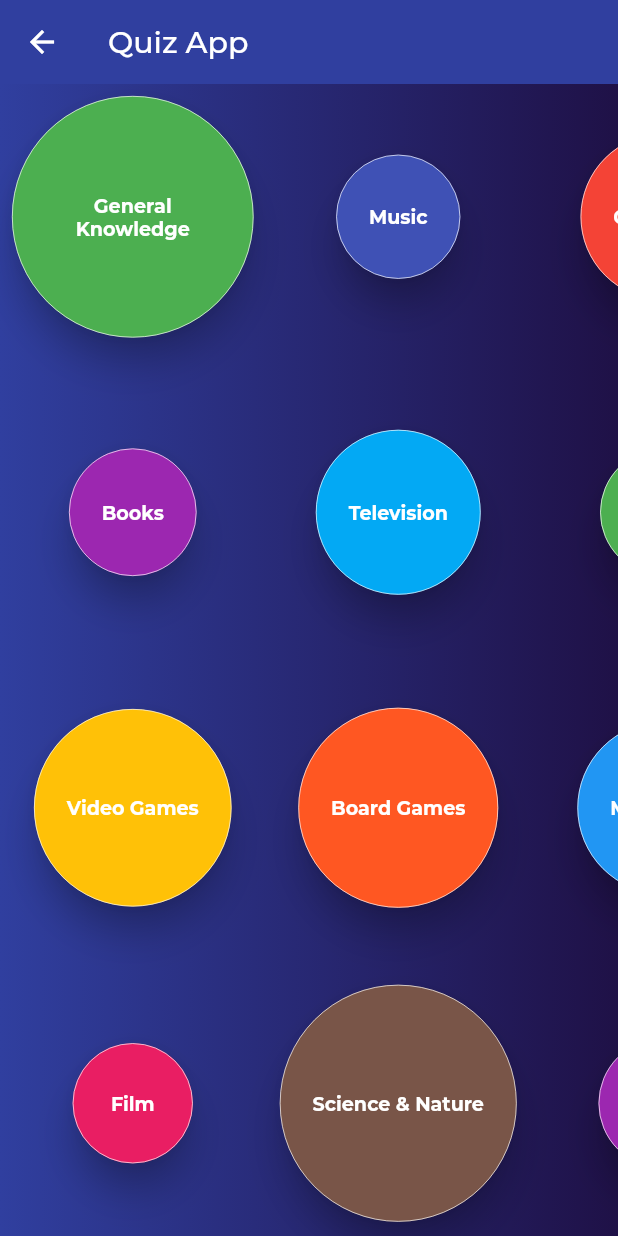
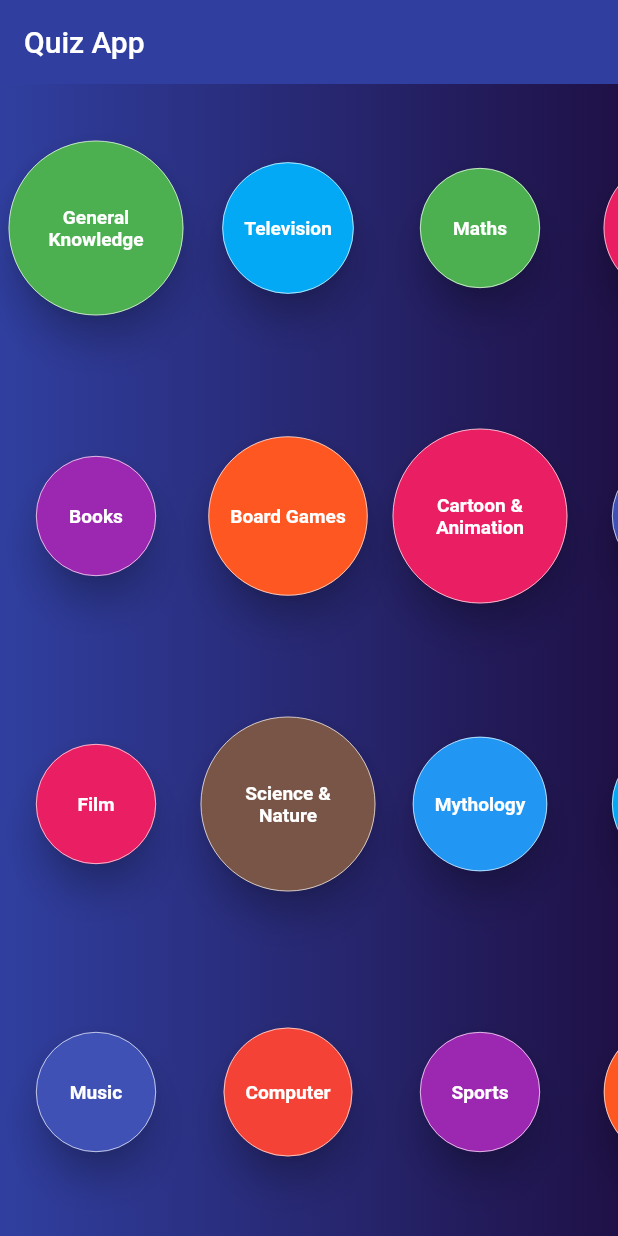
Before and after one commit to satyaroutray1/Quizapp, a Flutter app: the HomePage screen opened directly, on a phone screen of 412 x 824 dp. Run offline on Flutter 3.47's test engine with Material 2 defaults, Android fonts, the phone set to English and light mode, and no system bars; drawn by our look-alikes of auto_size_text; our stand-ins replace circular_countdown_timer, flutter_custom_clippers, fluttertoast, font_awesome_flutter, html_unescape, lottie and 1 more; missing offline and left inert: progress_hud; project files that could hold a hidden picture were left out.

Commit message:
updated quiz category

```diff
--- a/lib/generated_plugin_registrant.dart
+++ b/lib/generated_plugin_registrant.dart
@@ -1,6 +1,8 @@
 //
 // Generated file. Do not edit.
 //
+
+// ignore_for_file: lines_longer_than_80_chars
 
 import 'package:fluttertoast/fluttertoast_web.dart';
 
--- a/lib/models/category.dart
+++ b/lib/models/category.dart
@@ -24,6 +24,7 @@ final List<Color> tileColors = [
   Colors.red,
 ];
 
+
 final List<Category> categories = [
   Category(9,"General Knowledge",  tileColors[0] //icon: FontAwesomeIcons.globeAsia
   ),
@@ -31,8 +32,9 @@ final List<Category> categories = [
   ),*/
   Category(10,"Books", tileColors[2]//icon: FontAwesomeIcons.bookOpen
   ),
+/*
   Category(15,"Video Games",tileColors[6] //icon: FontAwesomeIcons.gamepad
-  ),
+  ),*/
   Category(11,"Film",tileColors[3] //icon: FontAwesomeIcons.video
   ),
   Category(12,"Music",tileColors[4] //icon: FontAwesomeIcons.music
@@ -49,6 +51,8 @@ final List<Category> categories = [
   ),
   Category(19,"Maths",tileColors[0]//icon: FontAwesomeIcons.sortNumericDown
   ),
+  Category(32,"Cartoon & Animation", tileColors[3]),
+
   Category(20,"Mythology", tileColors[1]),
   Category(21,"Sports",tileColors[2]//icon: FontAwesomeIcons.footballBall
   ),
@@ -57,18 +61,13 @@ final List<Category> categories = [
   Category(23,"History",tileColors[4]// icon: FontAwesomeIcons.monument
   ),
   Category(24,"Politics", tileColors[5]),
-  Category(25,"Art", tileColors[6]//icon: FontAwesomeIcons.paintBrush
-  ),
   Category(26,"Celebrities", tileColors[7] ),
   Category(27,"Animals", tileColors[8]//icon: FontAwesomeIcons.dog
   ),
   Category(28,"Vehicles", tileColors[9]//icon: FontAwesomeIcons.carAlt
   ),
   Category(29,"Comics", tileColors[0]),
-  Category(30,"Gadgets", tileColors[1]//icon: FontAwesomeIcons.mobileAlt
-  ),
   Category(31,"Japanese Anime & Manga", tileColors[2]),
-  Category(32,"Cartoon & Animation", tileColors[3]),
 ];
 
 
--- a/lib/view/pages/home.dart
+++ b/lib/view/pages/home.dart
@@ -44,7 +44,6 @@ class _HomePageState extends State<HomePage> with SingleTickerProviderStateMixin
     super.initState();
   }
 
-  final List<int> numbers = [1, 2, 3, 5, 8, 13, 21, 34, 55];
 
   @override
   void dispose() {
@@ -59,7 +58,9 @@ class _HomePageState extends State<HomePage> with SingleTickerProviderStateMixin
           backgroundColor: Color(0xFF303F9F),
           title: Text('Quiz App'),
           elevation: 0,
+          automaticallyImplyLeading: false,
         ),
+
         body: Stack(
           children: <Widget>[
             ClipPath(
@@ -82,10 +83,10 @@ class _HomePageState extends State<HomePage> with SingleTickerProviderStateMixin
               scrollDirection: Axis.horizontal,
                 gridDelegate: SliverGridDelegateWithMaxCrossAxisExtent(
                     maxCrossAxisExtent: 200,
-                    //childAspectRatio: 3 / 2,
-                    crossAxisSpacing: 20,
+                    childAspectRatio: 1.5,
+                    crossAxisSpacing:0,
                     mainAxisSpacing: 0),
-                itemCount: 23,
+                itemCount: 20,
                 itemBuilder: (BuildContext ctx, index) {
                   return Container(
                     alignment: Alignment.center,
--- a/lib/view/pages/quiz_finished.dart
+++ b/lib/view/pages/quiz_finished.dart
@@ -33,6 +33,7 @@ class _QuizFinishedPageState extends State<QuizFinishedPage> {
       }
     });
   }
+
   @override
   Widget build(BuildContext context){
     int correct = 0;
```
Also changed, not shown: lib/main.dart (+0 -13 lines), 1 other file.
